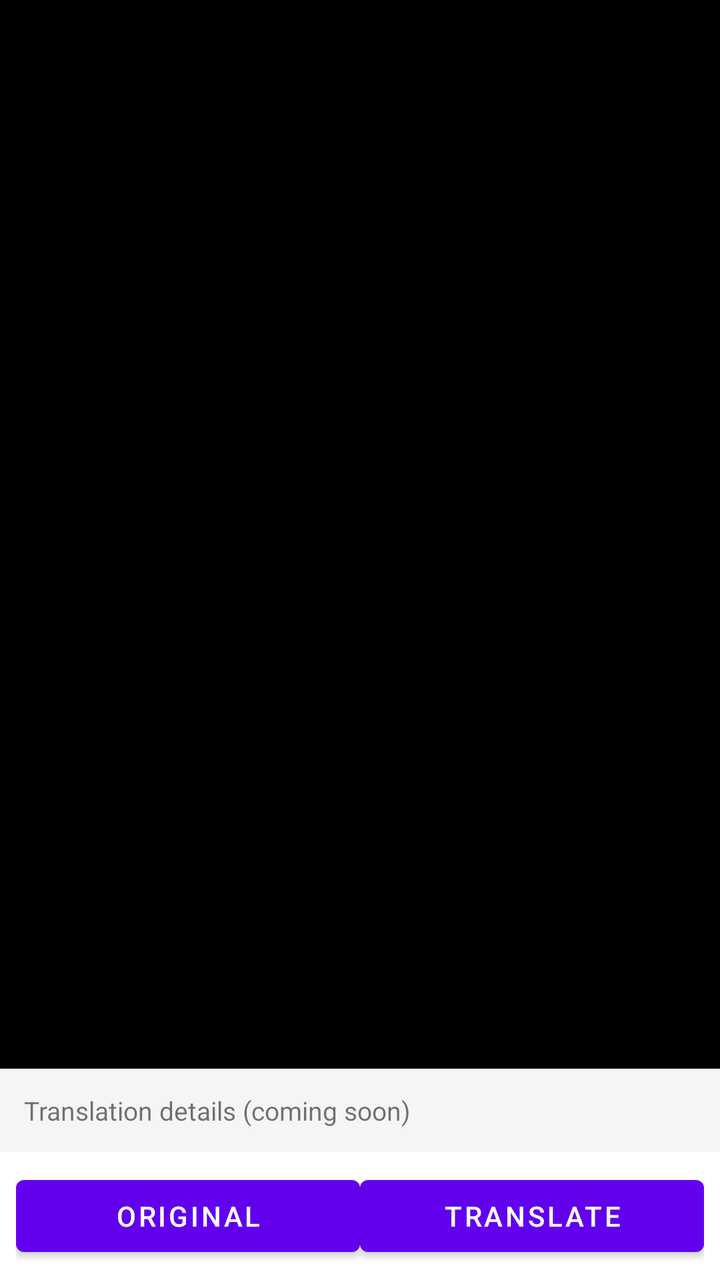
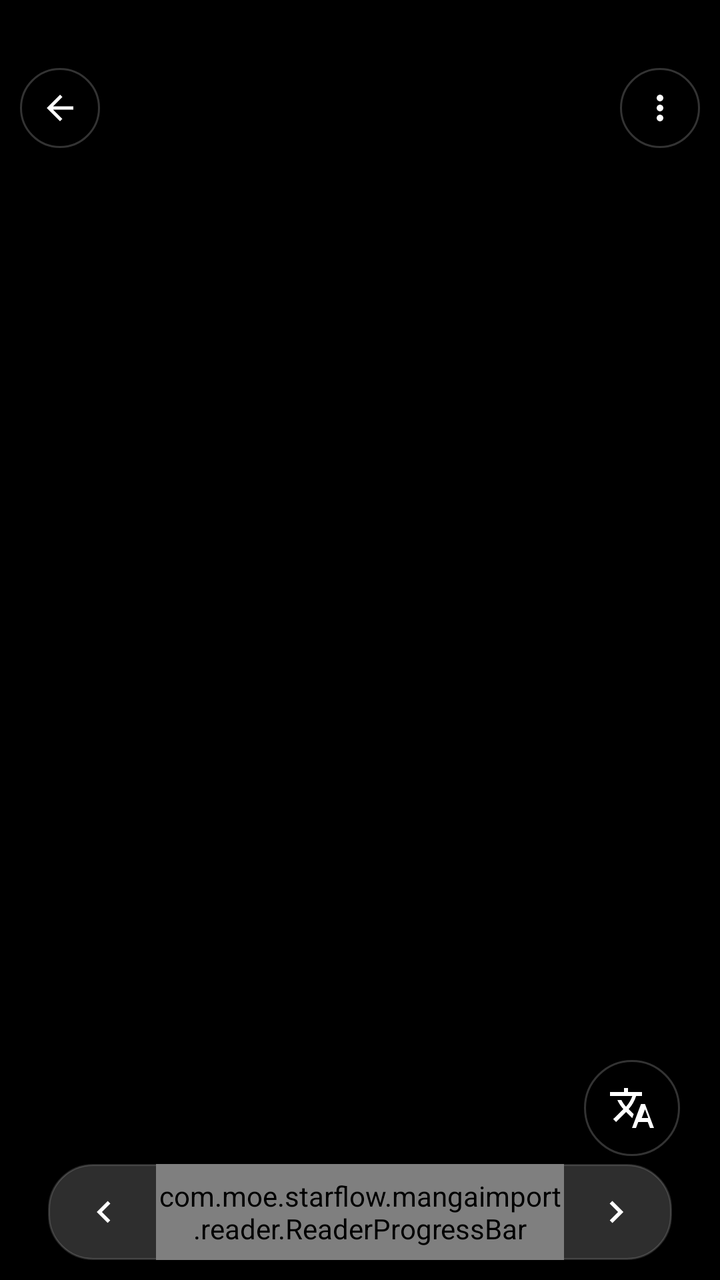

The first picture is an Android layout as it rendered before a commit; the second is the same layout after the commit. The layout source and the unified diff follow.
<!-- AndroidManifest.xml: activity theme Theme.MaterialComponents.DayNight.NoActionBar -->
<!-- res/layout/activity_manga_reader.xml -->
<?xml version="1.0" encoding="utf-8"?>
<androidx.constraintlayout.widget.ConstraintLayout
    xmlns:android="http://schemas.android.com/apk/res/android"
    xmlns:app="http://schemas.android.com/apk/res-auto"
    android:layout_width="match_parent"
    android:layout_height="match_parent"
    android:background="#000000">

    <androidx.viewpager2.widget.ViewPager2
        android:id="@+id/viewPager"
        android:layout_width="match_parent"
        android:layout_height="0dp"
        app:layout_constraintTop_toTopOf="parent"
        app:layout_constraintBottom_toTopOf="@id/bottomBar"/>

    <LinearLayout
        android:id="@+id/bottomBar"
        android:layout_width="match_parent"
        android:layout_height="wrap_content"
        android:orientation="vertical"
        app:layout_constraintBottom_toBottomOf="parent">

        <LinearLayout
            android:id="@+id/detailPanel"
            android:layout_width="match_parent"
            android:layout_height="wrap_content"
            android:orientation="vertical"
            android:padding="12dp"
            android:background="#F5F5F5">

            <TextView
                android:id="@+id/tv_detail_source"
                android:layout_width="match_parent"
                android:layout_height="wrap_content"
                android:textSize="13sp"
                android:text="@string/reader_detail_placeholder"/>

        </LinearLayout>

        <LinearLayout
            android:layout_width="match_parent"
            android:layout_height="wrap_content"
            android:orientation="horizontal"
            android:padding="8dp"
            android:background="#FFFFFF"
            android:gravity="center">

            <Button
                android:id="@+id/btn_toggle_mode"
                android:layout_width="0dp"
                android:layout_height="wrap_content"
                android:layout_weight="1"
                android:text="@string/reader_toggle_mode"/>

            <Button
                android:id="@+id/btn_translate"
                android:layout_width="0dp"
                android:layout_height="wrap_content"
                android:layout_weight="1"
                android:text="@string/reader_translate"/>

        </LinearLayout>

    </LinearLayout>

</androidx.constraintlayout.widget.ConstraintLayout>
<!-- resources referenced by this layout -->
<resources>
  <string name="reader_detail_placeholder">Translation details (coming soon)</string>
  <string name="reader_toggle_mode">Original</string>
  <string name="reader_translate">Translate</string>
</resources>

<!-- the commit's change to res/layout/activity_manga_reader.xml (unified diff, before → after) -->
@@ -1,66 +1,154 @@
 <?xml version="1.0" encoding="utf-8"?>
-<androidx.constraintlayout.widget.ConstraintLayout
+<FrameLayout
     xmlns:android="http://schemas.android.com/apk/res/android"
-    xmlns:app="http://schemas.android.com/apk/res-auto"
     android:layout_width="match_parent"
     android:layout_height="match_parent"
     android:background="#000000">
 
+    
     <androidx.viewpager2.widget.ViewPager2
         android:id="@+id/viewPager"
         android:layout_width="match_parent"
-        android:layout_height="0dp"
-        app:layout_constraintTop_toTopOf="parent"
-        app:layout_constraintBottom_toTopOf="@id/bottomBar"/>
+        android:layout_height="match_parent"/>
 
+    
+    <androidx.recyclerview.widget.RecyclerView
+        android:id="@+id/webtoonList"
+        android:layout_width="match_parent"
+        android:layout_height="match_parent"
+        android:visibility="gone"/>
+
+    
+    <FrameLayout
+        android:id="@+id/btn_back"
+        android:layout_width="wrap_content"
+        android:layout_height="wrap_content"
+        android:layout_gravity="top|start"
+        android:layout_marginStart="10dp"
+        android:layout_marginTop="34dp"
+        android:background="@drawable/bg_floating_btn_view"
+        android:padding="10dp"
+        android:clickable="true"
+        android:contentDescription="@string/reader_back">
+
+        <ImageView
+            android:layout_width="20dp"
+            android:layout_height="20dp"
+            android:src="@drawable/ic_reader_back"
+            android:contentDescription="@string/reader_back"/>
+    </FrameLayout>
+
+    
+    <FrameLayout
+        android:id="@+id/btn_menu"
+        android:layout_width="wrap_content"
+        android:layout_height="wrap_content"
+        android:layout_gravity="top|end"
+        android:layout_marginEnd="10dp"
+        android:layout_marginTop="34dp"
+        android:background="@drawable/bg_floating_btn_view"
+        android:padding="10dp"
+        android:clickable="true"
+        android:contentDescription="@string/reader_tab_more">
+
+        <ImageView
+            android:layout_width="20dp"
+            android:layout_height="20dp"
+            android:src="@drawable/ic_reader_more"
+            android:tint="#FFFFFF"
+            android:contentDescription="@string/reader_tab_more"/>
+    </FrameLayout>
+
+    
+    <TextView
+        android:id="@+id/tv_page_indicator"
+        android:layout_width="wrap_content"
+        android:layout_height="wrap_content"
+        android:layout_gravity="top|center_horizontal"
+        android:layout_marginTop="38dp"
+        android:background="@drawable/bg_pill_dark"
+        android:paddingStart="12dp"
+        android:paddingTop="5dp"
+        android:paddingEnd="12dp"
+        android:paddingBottom="5dp"
+        android:textColor="#FFFFFF"
+        android:textSize="13sp"/>
+
+    
     <LinearLayout
-        android:id="@+id/bottomBar"
+        android:id="@+id/bottom_progress"
         android:layout_width="match_parent"
-        android:layout_height="wrap_content"
-        android:orientation="vertical"
-        app:layout_constraintBottom_toBottomOf="parent">
+        android:layout_height="48dp"
+        android:layout_gravity="bottom"
+        android:orientation="horizontal"
+        android:gravity="center_vertical"
+        android:background="@drawable/bg_progress_pill"
+        android:layout_marginStart="24dp"
+        android:layout_marginEnd="24dp"
+        android:layout_marginBottom="10dp"
+        android:paddingStart="6dp"
+        android:paddingEnd="6dp">
 
-        <LinearLayout
-            android:id="@+id/detailPanel"
-            android:layout_width="match_parent"
-            android:layout_height="wrap_content"
-            android:orientation="vertical"
-            android:padding="12dp"
-            android:background="#F5F5F5">
+        <FrameLayout
+            android:id="@+id/btn_prev"
+            android:layout_width="44dp"
+            android:layout_height="match_parent"
+            android:gravity="center"
+            android:clickable="true"
+            android:contentDescription="@string/reader_prev">
 
-            <TextView
-                android:id="@+id/tv_detail_source"
-                android:layout_width="match_parent"
-                android:layout_height="wrap_content"
-                android:textSize="13sp"
-                android:text="@string/reader_detail_placeholder"/>
+            <ImageView
+                android:layout_width="22dp"
+                android:layout_height="22dp"
+                android:layout_gravity="center"
+                android:src="@drawable/ic_reader_prev"
+                android:contentDescription="@string/reader_prev"/>
+        </FrameLayout>
 
-        </LinearLayout>
+        <com.moe.starflow.mangaimport.reader.ReaderProgressBar
+            android:id="@+id/reader_progress"
+            android:layout_width="0dp"
+            android:layout_height="match_parent"
+            android:layout_weight="1"
+            android:layout_gravity="center_vertical"
+            android:layout_marginHorizontal="4dp"/>
 
-        <LinearLayout
-            android:layout_width="match_parent"
-            android:layout_height="wrap_content"
-            android:orientation="horizontal"
-            android:padding="8dp"
-            android:background="#FFFFFF"
-            android:gravity="center">
+        <FrameLayout
+            android:id="@+id/btn_next"
+            android:layout_width="44dp"
+            android:layout_height="match_parent"
+            android:gravity="center"
+            android:clickable="true"
+            android:contentDescription="@string/reader_next">
 
-            <Button
-                android:id="@+id/btn_toggle_mode"
-                android:layout_width="0dp"
-                android:layout_height="wrap_content"
-                android:layout_weight="1"
-                android:text="@string/reader_toggle_mode"/>
-
-            <Button
-                android:id="@+id/btn_translate"
-                android:layout_width="0dp"
-                android:layout_height="wrap_content"
-                android:layout_weight="1"
-                android:text="@string/reader_translate"/>
-
-        </LinearLayout>
-
+            <ImageView
+                android:layout_width="22dp"
+                android:layout_height="22dp"
+                android:layout_gravity="center"
+                android:src="@drawable/ic_reader_next"
+                android:contentDescription="@string/reader_next"/>
+        </FrameLayout>
     </LinearLayout>
 
-</androidx.constraintlayout.widget.ConstraintLayout>
+    
+    <FrameLayout
+        android:id="@+id/btn_translate"
+        android:layout_width="wrap_content"
+        android:layout_height="wrap_content"
+        android:layout_gravity="bottom|end"
+        android:layout_marginEnd="20dp"
+        android:layout_marginBottom="62dp"
+        android:background="@drawable/bg_floating_btn_view"
+        android:padding="12dp"
+        android:clickable="true"
+        android:contentDescription="@string/reader_tab_translate">
+
+        <ImageView
+            android:layout_width="24dp"
+            android:layout_height="24dp"
+            android:src="@drawable/ic_reader_translate"
+            android:tint="#FFFFFF"
+            android:contentDescription="@string/reader_tab_translate"/>
+    </FrameLayout>
+
+</FrameLayout>
<!-- resource entries referenced after the edit -->
@@ -1,7 +1,57 @@
 <!-- resources referenced by this layout -->
 <resources>
-  <string name="reader_detail_placeholder">Translation details (coming soon)</string>
-  <string name="reader_toggle_mode">Original</string>
-  <string name="reader_translate">Translate</string>
+  <!-- drawable bg_floating_btn_view (drawable) -->
+  <selector xmlns:android="http://schemas.android.com/apk/res/android">
+      <item android:drawable="@drawable/bg_floating_btn" android:state_pressed="false"/>
+      <item android:drawable="@drawable/bg_floating_btn_pressed"/>
+  </selector>
+  <!-- drawable bg_pill_dark (drawable) -->
+  <shape xmlns:android="http://schemas.android.com/apk/res/android"
+      android:shape="rectangle">
+      <corners android:radius="12dp" />
+      <solid android:color="#66000000" />
+  </shape>
+  <!-- drawable bg_progress_pill (drawable) -->
+  <shape xmlns:android="http://schemas.android.com/apk/res/android"
+      android:shape="rectangle">
+      <corners android:radius="22dp" />
+      <solid android:color="#E8333333" />
+      <stroke android:width="1dp" android:color="#26FFFFFF" />
+  </shape>
+  <!-- drawable ic_reader_back (drawable) -->
+  <vector xmlns:android="http://schemas.android.com/apk/res/android" android:width="24dp" android:height="24dp" android:viewportWidth="24" android:viewportHeight="24">
+    <path android:fillColor="#FFFFFFFF" android:pathData="M20,11H7.83l5.59,-5.59L12,4l-8,8 8,8 1.41,-1.41L7.83,13H20v-2z"/>
+  </vector>
+  <!-- drawable ic_reader_more (drawable) -->
+  <vector xmlns:android="http://schemas.android.com/apk/res/android" android:width="24dp" android:height="24dp" android:viewportWidth="24" android:viewportHeight="24">
+    <path android:fillColor="#FF000000" android:pathData="M12,8c1.1,0 2,-0.9 2,-2s-0.9,-2 -2,-2 -2,0.9 -2,2 0.9,2 2,2zM12,10c-1.1,0 -2,0.9 -2,2s0.9,2 2,2 2,-0.9 2,-2 -0.9,-2 -2,-2zM12,16c-1.1,0 -2,0.9 -2,2s0.9,2 2,2 2,-0.9 2,-2 -0.9,-2 -2,-2z"/>
+  </vector>
+  <!-- drawable ic_reader_next (drawable) -->
+  <vector xmlns:android="http://schemas.android.com/apk/res/android" android:width="22dp" android:height="22dp" android:viewportWidth="24" android:viewportHeight="24">
+    <path android:fillColor="#FFFFFFFF" android:pathData="M8.59,16.59L13.17,12 8.59,7.41 10,6l6,6 -6,6z"/>
+  </vector>
+  <!-- drawable ic_reader_prev (drawable) -->
+  <vector xmlns:android="http://schemas.android.com/apk/res/android" android:width="22dp" android:height="22dp" android:viewportWidth="24" android:viewportHeight="24">
+    <path android:fillColor="#FFFFFFFF" android:pathData="M15.41,16.59L10.83,12l4.58,-4.59L14,6l-6,6 6,6z"/>
+  </vector>
+  <!-- drawable ic_reader_translate (drawable) -->
+  <vector xmlns:android="http://schemas.android.com/apk/res/android" android:width="24dp" android:height="24dp" android:viewportWidth="24" android:viewportHeight="24">
+    <path android:fillColor="#FF000000" android:pathData="M12.87,15.07l-2.54,-2.51 0.03,-0.03c1.74,-1.94 2.98,-4.17 3.71,-6.53L17,6V4h-7V2H8v2H1v1.99h11.17C11.5,7.92 10.44,9.75 9,11.35 8.07,10.32 7.3,9.19 6.69,8h-2c0.73,1.63 1.73,3.17 2.98,4.56l-5.09,5.02L4,19l5,-5 3.11,3.11 0.76,-2.04zM18.5,10h-2L12,22h2l1.12,-3h4.75L21,22h2l-4.5,-12zM16.88,17l1.62,-4.33L20.12,17h-3.24z"/>
+  </vector>
+  <string name="reader_back">Back</string>
+  <string name="reader_next">Next page</string>
+  <string name="reader_prev">Previous page</string>
+  <string name="reader_tab_more">More</string>
+  <string name="reader_tab_translate">Translate</string>
+  <!-- drawable bg_floating_btn (drawable) -->
+  <shape xmlns:android="http://schemas.android.com/apk/res/android" android:shape="oval">
+      <solid android:color="#AA000000" />
+      <stroke android:width="1dp" android:color="#33FFFFFF" />
+  </shape>
+  <!-- drawable bg_floating_btn_pressed (drawable) -->
+  <shape xmlns:android="http://schemas.android.com/apk/res/android" android:shape="oval">
+      <solid android:color="#66FFFFFF" />
+      <stroke android:width="1dp" android:color="#55FFFFFF" />
+  </shape>
 </resources>
 
